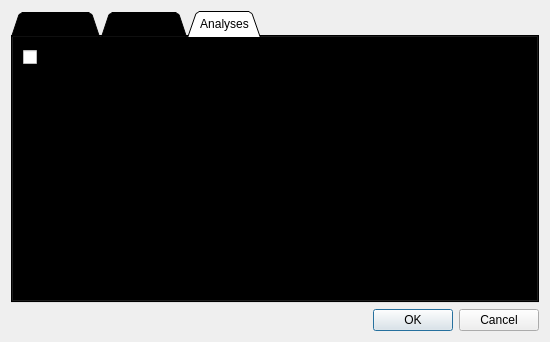
Qt form JASP-Desktop/preferencesdialog.ui (jasp-stats/jasp-desktop) before a commit.
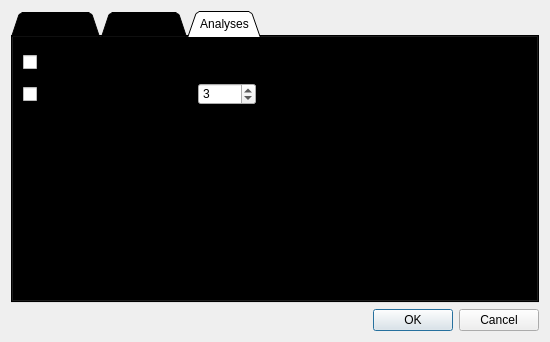
The same form after that commit. The open tabs and pages were chosen to show the change.

Commit message: Allow user to fix decimals

```diff
--- a/JASP-Desktop/preferencesdialog.ui
+++ b/JASP-Desktop/preferencesdialog.ui
@@ -267,18 +267,102 @@
       <attribute name="title">
        <string>Analyses</string>
       </attribute>
-      <widget class="QCheckBox" name="displayExactPVals">
+      <widget class="QWidget" name="verticalWidget" native="true">
        <property name="geometry">
         <rect>
          <x>10</x>
          <y>10</y>
-         <width>231</width>
-         <height>20</height>
+         <width>233</width>
+         <height>78</height>
         </rect>
        </property>
-       <property name="text">
-        <string> Display exact p-values</string>
+       <property name="sizePolicy">
+        <sizepolicy hsizetype="Preferred" vsizetype="Preferred">
+         <horstretch>0</horstretch>
+         <verstretch>0</verstretch>
+        </sizepolicy>
        </property>
+       <layout class="QVBoxLayout" name="verticalLayout_4">
+        <property name="leftMargin">
+         <number>0</number>
+        </property>
+        <property name="topMargin">
+         <number>0</number>
+        </property>
+        <property name="rightMargin">
+         <number>0</number>
+        </property>
+        <property name="bottomMargin">
+         <number>20</number>
+        </property>
+        <item>
+         <widget class="QWidget" name="widget_2" native="true">
+          <property name="sizePolicy">
+           <sizepolicy hsizetype="Preferred" vsizetype="Minimum">
+            <horstretch>0</horstretch>
+            <verstretch>0</verstretch>
+           </sizepolicy>
+          </property>
+          <layout class="QHBoxLayout" name="horizontalLayout_4">
+           <property name="leftMargin">
+            <number>0</number>
+           </property>
+           <property name="topMargin">
+            <number>0</number>
+           </property>
+           <property name="rightMargin">
+            <number>0</number>
+           </property>
+           <property name="bottomMargin">
+            <number>0</number>
+           </property>
+           <item>
+            <widget class="QCheckBox" name="displayExactPVals">
+             <property name="sizePolicy">
+              <sizepolicy hsizetype="Preferred" vsizetype="Fixed">
+               <horstretch>0</horstretch>
+               <verstretch>0</verstretch>
+              </sizepolicy>
+             </property>
+             <property name="text">
+              <string>Display exact p-values</string>
+             </property>
+            </widget>
+           </item>
+          </layout>
+         </widget>
+        </item>
+        <item>
+         <layout class="QHBoxLayout" name="horizontalLayout_3">
+          <property name="topMargin">
+           <number>0</number>
+          </property>
+          <property name="bottomMargin">
+           <number>0</number>
+          </property>
+          <item>
+           <widget class="QCheckBox" name="fixDecimals">
+            <property name="text">
+             <string>Fix the number of decimals</string>
+            </property>
+           </widget>
+          </item>
+          <item>
+           <widget class="QSpinBox" name="numDecimals">
+            <property name="minimum">
+             <number>1</number>
+            </property>
+            <property name="maximum">
+             <number>10</number>
+            </property>
+            <property name="value">
+             <number>3</number>
+            </property>
+           </widget>
+          </item>
+         </layout>
+        </item>
+       </layout>
       </widget>
      </widget>
     </widget>
```
Left out of the diff: 2 changed lines with no effect on the pictures. The commit also changes 8 other files.
